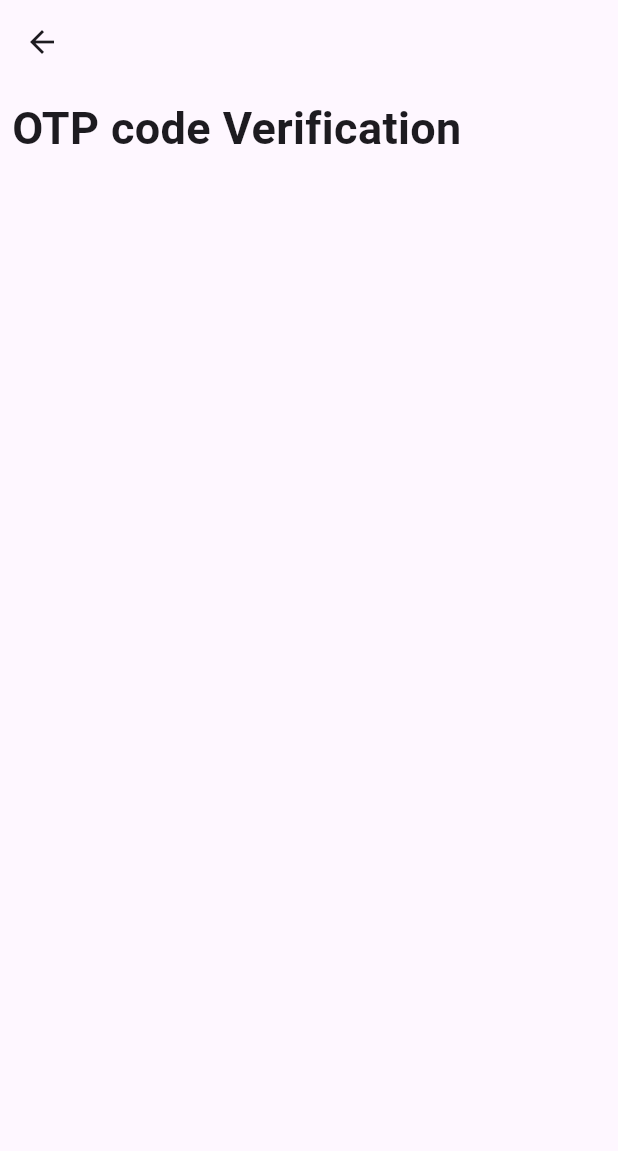
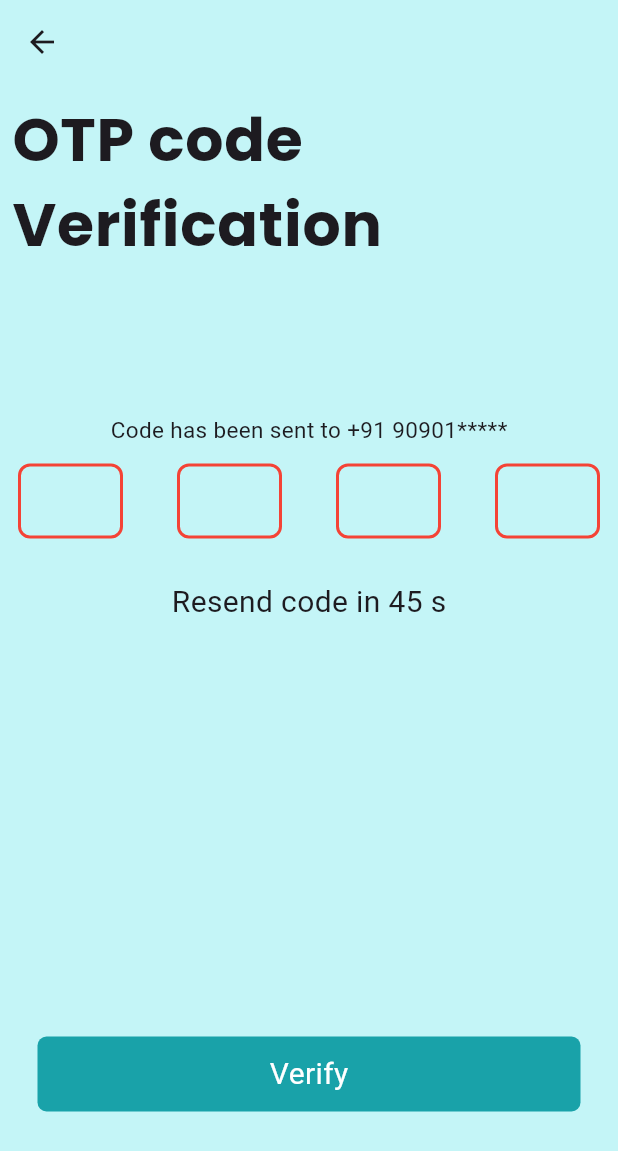
Before and after one commit to liftedman/Group-C-Test, a Flutter app: the screen it shows after launch, on a phone screen of 412 x 824 dp. Shown: the top 1151 px of the screen. Run offline on Flutter 3.47's test engine with Material 3 defaults, Android fonts, the light colour scheme and no system bars; drawn by our look-alikes of pin_code_fields; our stand-ins replace google_fonts.

Commit message:
adding OTP

```diff
--- a/lib/main.dart
+++ b/lib/main.dart
@@ -18,7 +18,7 @@ class MyApp extends StatelessWidget {
         colorScheme: ColorScheme.fromSeed(seedColor: Colors.deepPurple),
         useMaterial3: true,
       ),
-      home: const OtpPage(),
+      home:  const OtpPage(),
     );
   }
 }
--- a/lib/otp_page.dart
+++ b/lib/otp_page.dart
@@ -1,4 +1,6 @@
 import 'package:flutter/material.dart';
+import 'package:google_fonts/google_fonts.dart';
+import 'package:pin_code_fields/pin_code_fields.dart';
 
 class OtpPage extends StatelessWidget {
   const OtpPage({super.key});
@@ -13,21 +15,86 @@ class OtpPage extends StatelessWidget {
           icon: Icon(Icons.arrow_back),
         ),
       ),
+      backgroundColor: Color.fromARGB(255, 196, 245, 247),
       body: Container(
-        child: Column(
-          children: [
-            Padding(
-              padding: const EdgeInsets.all(8.0),
-              child: Text(
-                'OTP code Verification',
+        child: Column(children: [
+          Padding(
+            padding: const EdgeInsets.all(8.0),
+            child: Text(
+              'OTP code Verification',
+              style: GoogleFonts.poppins(
+                textStyle: TextStyle(
+                    letterSpacing: .5,
+                    fontSize: 40,
+                    fontWeight: FontWeight.bold),
+              ),
+            ),
+          ),
+          SizedBox(
+            height: 90.0,
+          ),
+          Text(
+            'Code has been sent to +91 90901*****',
+            style: TextStyle(
+              fontSize: 15,
+            ),
+          ),
+          Padding(
+            padding: const EdgeInsets.all(12.0),
+            child: PinCodeTextField(
+              appContext: context,
+              controller: TextEditingController(),
+              length: 4,
+              pinTheme: PinTheme(
+                shape: PinCodeFieldShape.box,
+                borderRadius: BorderRadius.circular(8),
+                activeFillColor: Colors.transparent,
+                fieldWidth: 70,
+              ),
+            ),
+          ),
+          Column(
+            // mainAxisAlignment: MainAxisAlignment.start,
+            children: [
+              Text(
+                'Resend code in 45 s',
                 style: TextStyle(
-                  fontWeight: FontWeight.bold,
-                  fontSize: 30,
+                  fontSize: 20.0,
                 ),
               ),
-            )
-          ],
-        ),
+            ],
+          ),
+          SizedBox(
+            height: 250,
+          ),
+          Column(
+            mainAxisAlignment: MainAxisAlignment.end,
+            children: [
+              Padding(
+                padding: const EdgeInsets.all(25.0),
+                child: InkWell(
+                  onTap: () {},
+                  child: Container(
+                    width: 400,
+                    height: 50,
+                    decoration: BoxDecoration(
+                        color: Color.fromARGB(255, 25, 162, 169),
+                        borderRadius: BorderRadius.circular(6)),
+                    child: Center(
+                      child: Text(
+                        'Verify',
+                        style: TextStyle(
+                          fontSize: 20,
+                          color: Colors.white,
+                        ),
+                      ),
+                    ),
+                  ),
+                ),
+              ),
+            ],
+          ),
+        ]),
       ),
     );
   }
--- a/pubspec.yaml
+++ b/pubspec.yaml
@@ -35,6 +35,8 @@ dependencies:
   # The following adds the Cupertino Icons font to your application.
   # Use with the CupertinoIcons class for iOS style icons.
   cupertino_icons: ^1.0.2
+  google_fonts: ^6.1.0
+  pin_code_fields: 8.0.1
 
 dev_dependencies:
   flutter_test:
```
Also changed, not shown: pubspec.lock, 1 other file.
